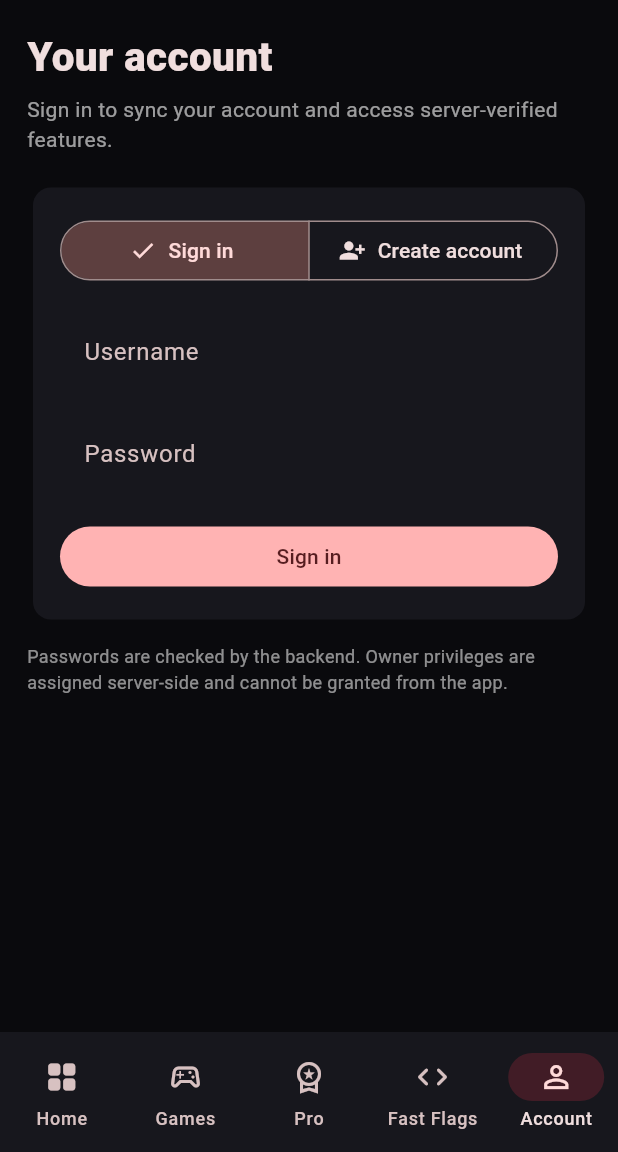
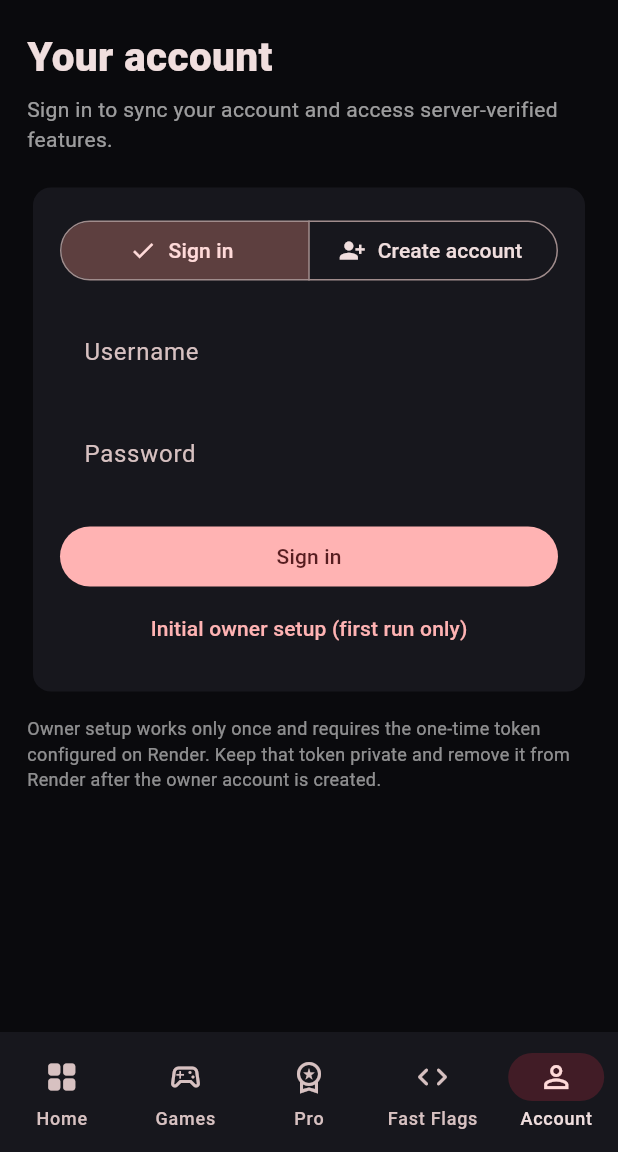
Before and after one commit to hydraabhinav121-cloud/insane-strap-mobile, a Flutter app: the screen it shows after launch, item 5 of the bottom bar chosen, on a phone screen of 412 x 824 dp, the part 84-1236 px from its top. Run offline on Flutter 3.47's test engine with Material 3 defaults, Android fonts, the phone set to English and light mode, and no system bars; our stand-ins replace shared_preferences.

Commit message:
Add one-time owner bootstrap flow to mobile authentication

```diff
--- a/mobile_v3/lib/auth.dart
+++ b/mobile_v3/lib/auth.dart
@@ -18,6 +18,8 @@ class _AuthPageState extends State<AuthPage> {
   final _email = TextEditingController();
   final _password = TextEditingController();
   final _key = TextEditingController();
+  final _ownerToken = TextEditingController();
+  bool _ownerSetup = false;
   bool _signup = false;
   bool _busy = false;
   String? _token;
@@ -38,6 +40,7 @@ class _AuthPageState extends State<AuthPage> {
     _email.dispose();
     _password.dispose();
     _key.dispose();
+    _ownerToken.dispose();
     super.dispose();
   }
 
@@ -99,6 +102,34 @@ class _AuthPageState extends State<AuthPage> {
     } finally {
       if (mounted) setState(() => _busy = false);
     }
+  }
+
+  Future<void> _bootstrapOwner() async {
+    await _run(() async {
+      final username = _username.text.trim();
+      final password = _password.text;
+      await _request('POST', '/admin/bootstrap', body: {
+        'token': _ownerToken.text.trim(),
+        'username': username,
+        'password': password,
+      });
+      final result = await _request('POST', '/auth/login', body: {
+        'username': username,
+        'password': password,
+      });
+      final token = result['token'] as String;
+      final prefs = await SharedPreferences.getInstance();
+      await prefs.setString('insane_straps_token', token);
+      final profile = await _request('GET', '/me', token: token);
+      if (!mounted) return;
+      setState(() {
+        _token = token;
+        _user = profile;
+        _message = 'Owner account initialized successfully.';
+        _ownerToken.clear();
+      });
+      await _loadOwnerData();
+    });
   }
 
   Future<void> _authenticate() async {
@@ -217,7 +248,7 @@ class _AuthPageState extends State<AuthPage> {
         Card(color: _authPanel, child: Padding(
           padding: const EdgeInsets.all(18),
           child: Column(crossAxisAlignment: CrossAxisAlignment.stretch, children: [
-            SegmentedButton<bool>(
+            if (!_ownerSetup) SegmentedButton<bool>(
               segments: const [
                 ButtonSegment(value: false, label: Text('Sign in'), icon: Icon(Icons.login)),
                 ButtonSegment(value: true, label: Text('Create account'), icon: Icon(Icons.person_add_alt_1)),
@@ -226,9 +257,14 @@ class _AuthPageState extends State<AuthPage> {
               onSelectionChanged: _busy ? null : (v) => setState(() { _signup = v.first; _message = ''; }),
             ),
             const SizedBox(height: 16),
+            if (_ownerSetup) ...[
+              TextField(controller: _ownerToken, obscureText: true,
+                decoration: const InputDecoration(labelText: 'One-time owner setup token')),
+              const SizedBox(height: 12),
+            ],
             TextField(controller: _username, textInputAction: TextInputAction.next,
               autocorrect: false, decoration: const InputDecoration(labelText: 'Username')),
-            if (_signup) ...[
+            if (_signup && !_ownerSetup) ...[
               const SizedBox(height: 12),
               TextField(controller: _email, keyboardType: TextInputType.emailAddress,
                 textInputAction: TextInputAction.next,
@@ -241,10 +277,16 @@ class _AuthPageState extends State<AuthPage> {
                 helperText: _signup ? 'At least 10 characters' : null)),
             const SizedBox(height: 16),
             FilledButton(
-              onPressed: _busy ? null : _authenticate,
+              onPressed: _busy ? null : (_ownerSetup ? _bootstrapOwner : _authenticate),
               child: _busy ? const SizedBox(height: 18, width: 18,
                 child: CircularProgressIndicator(strokeWidth: 2))
-                : Text(_signup ? 'Create secure account' : 'Sign in'),
+                : Text(_ownerSetup ? 'Initialize owner account' : (_signup ? 'Create secure account' : 'Sign in')),
+            ),
+            TextButton(
+              onPressed: _busy ? null : () => setState(() {
+                _ownerSetup = !_ownerSetup; _signup = false; _message = '';
+              }),
+              child: Text(_ownerSetup ? 'Back to sign in' : 'Initial owner setup (first run only)'),
             ),
             if (_message.isNotEmpty) ...[
               const SizedBox(height: 12),
@@ -253,7 +295,7 @@ class _AuthPageState extends State<AuthPage> {
           ]),
         )),
         const SizedBox(height: 12),
-        const Text('Passwords are checked by the backend. Owner privileges are assigned server-side and cannot be granted from the app.',
+        const Text('Owner setup works only once and requires the one-time token configured on Render. Keep that token private and remove it from Render after the owner account is created.',
           style: TextStyle(color: Colors.white54, fontSize: 12, height: 1.4)),
       ],
     );
```
